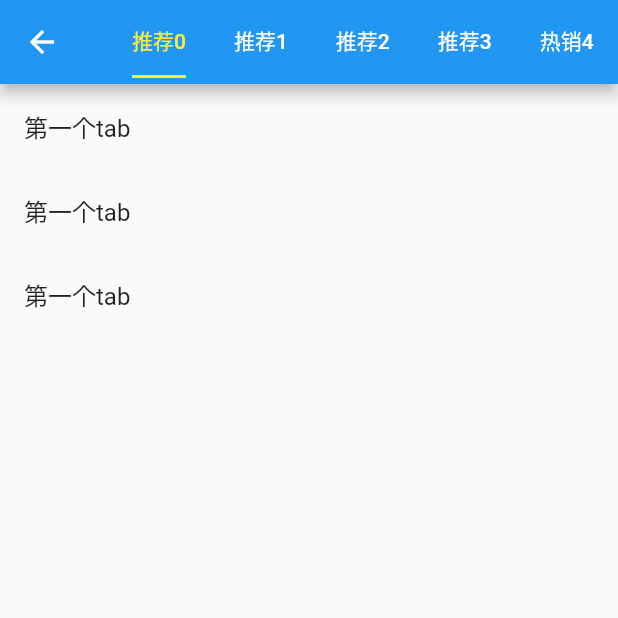
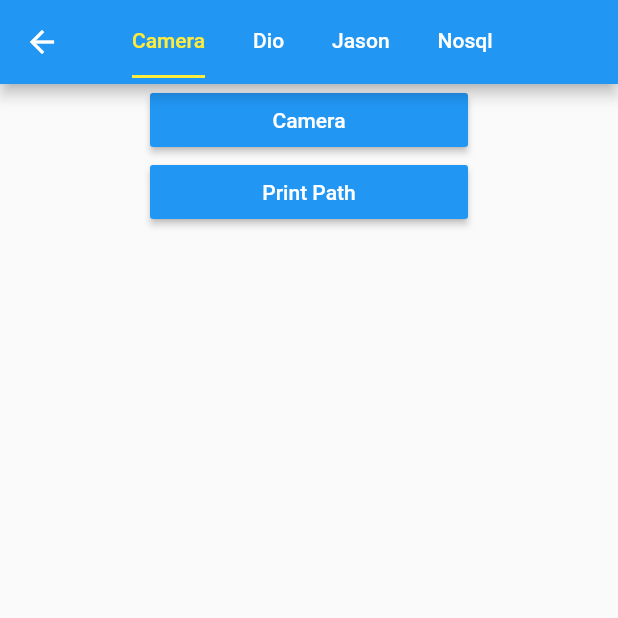
Before and after one commit to EarlyAnt/MyFlutter, a Flutter app: the Plugins screen opened directly, on a phone screen of 412 x 824 dp, the top half of it. Run offline on Flutter 3.47's test engine with Material 2 defaults, Android fonts, the phone set to English and light mode, and no system bars; our stand-ins replace camera, video_player; network calls fail.

Commit message:
1.并入相机拍照录像的一个小例子。

```diff
--- a/myflutter/lib/routes/Routes.dart
+++ b/myflutter/lib/routes/Routes.dart
@@ -28,6 +28,9 @@ import '../widgets/simple/origin/TextField.dart';
 import '../widgets/simple/origin/CheckBox.dart';
 import '../widgets/simple/origin/Radio.dart';
 
+/*----------------    plugins   ----------------*/
+import '../plugins/camera/CameraDemo.dart';
+
 //配置路由
 final routes = {
   '/': (context) => Tabs(),
@@ -53,6 +56,7 @@ final routes = {
   '/heroAnimation': (context) => HeroAnimationDemo(),
   '/physicsCardDrag': (context) => PhysicsCardDragDemo(),
   '/repeatingAnimation': (context) => RepeatingAnimationDemo(),
+  '/camera': (context) => CameraDemo(),
 };
 
 //固定写法
--- a/myflutter/lib/routes/tabs/Plugins.dart
+++ b/myflutter/lib/routes/tabs/Plugins.dart
@@ -1,4 +1,7 @@
+import 'dart:io';
+
 import 'package:flutter/material.dart';
+import 'package:path_provider/path_provider.dart';
 
 class Plugins extends StatefulWidget {
   Plugins({Key key}) : super(key: key);
@@ -10,7 +13,7 @@ class _PluginsState extends State<Plugins> {
   @override
   Widget build(BuildContext context) {
     return DefaultTabController(
-      length: 8,
+      length: 4,
       child: Scaffold(
           appBar: AppBar(
             backgroundColor: Colors.blue,
@@ -25,14 +28,10 @@ class _PluginsState extends State<Plugins> {
                     unselectedLabelColor: Colors.white,
                     indicatorSize: TabBarIndicatorSize.label,
                     tabs: <Widget>[
-                      Tab(text: "推荐0"),
-                      Tab(text: "推荐1"),
-                      Tab(text: "推荐2"),
-                      Tab(text: "推荐3"),
-                      Tab(text: "热销4"),
-                      Tab(text: "推荐5"),
-                      Tab(text: "推荐6"),
-                      Tab(text: "推荐7")
+                      Tab(text: "Camera"),
+                      Tab(text: "Dio"),
+                      Tab(text: "Jason"),
+                      Tab(text: "Nosql"),
                     ],
                   ),
                 )
@@ -42,57 +41,55 @@ class _PluginsState extends State<Plugins> {
           body: TabBarView(
             children: <Widget>[
               ListView(
+                padding: EdgeInsets.fromLTRB(100, 0, 100, 0),
                 children: <Widget>[
-                  ListTile(title: Text("第一个tab")),
-                  ListTile(title: Text("第一个tab")),
-                  ListTile(title: Text("第一个tab"))
+                  this._buildRaiseButton('Camera', '/camera'),
+                  this._buildActionButton('Print Path', () => this._printPath()),
                 ],
               ),
-              ListView(
-                children: <Widget>[
-                  ListTile(title: Text("第二个tab")),
-                  ListTile(title: Text("第二个tab")),
-                  ListTile(title: Text("第二个tab"))
-                ],
-              ),
-              ListView(
-                children: <Widget>[
-                  ListTile(title: Text("第三个tab")),
-                  ListTile(title: Text("第三个tab")),
-                ],
-              ),
-              ListView(
-                children: <Widget>[
-                  ListTile(title: Text("第四个tab")),
-                  ListTile(title: Text("第四个tab"))
-                ],
-              ),
-              ListView(
-                children: <Widget>[
-                  ListTile(title: Text("第五个tab")),
-                  ListTile(title: Text("第五个tab")),
-                ],
-              ),
-              ListView(
-                children: <Widget>[
-                  ListTile(title: Text("第六个tab")),
-                  ListTile(title: Text("第六个tab")),
-                ],
-              ),
-              ListView(
-                children: <Widget>[
-                  ListTile(title: Text("第七个tab")),
-                  ListTile(title: Text("第七个tab"))
-                ],
-              ),
-              ListView(
-                children: <Widget>[
-                  ListTile(title: Text("第八个tab")),
-                  ListTile(title: Text("第八个tab"))
-                ],
-              )
+              Container(alignment: Alignment.center, child: Text('Dio')),
+              Container(alignment: Alignment.center, child: Text('Jason')),
+              Container(alignment: Alignment.center, child: Text('Nosql')),
             ],
           )),
     );
   }
+
+  Widget _buildRaiseButton(String buttonText, String routeName) {
+    return RaisedButton(
+      child: Text(buttonText),
+      color: Colors.blue,
+      textColor: Colors.white,
+      onPressed: () {
+        Navigator.pushNamed(context, routeName);
+      },
+    );
+  }
+
+  Widget _buildActionButton(String buttonText, Function callback) {
+    return RaisedButton(
+      child: Text(buttonText),
+      color: Colors.blue,
+      textColor: Colors.white,
+      onPressed: () {
+        if (callback != null) callback();
+      },
+    );
+  }
+
+  Future<void> _printPath() async {
+    final Directory libraryPath = await getLibraryDirectory();
+    // final Directory downloadPath = await getDownloadsDirectory();
+    // final Directory temporaryPath = await getTemporaryDirectory();
+    // final Directory storagePath = await getExternalStorageDirectory();
+    final Directory supportPath = await getApplicationSupportDirectory();
+    final Directory documentPath = await getApplicationDocumentsDirectory();
+
+    print('1.libraryPath -> ${libraryPath.path}');
+    // print('2.downloadPath -> ${downloadPath.path}');
+    // print('3.temporaryPath -> ${temporaryPath.path}');
+    // print('4.storagePath -> ${storagePath.path}');
+    print('5.supportPath -> ${supportPath.path}');
+    print('6.documentPath -> ${documentPath.path}');
+  }
 }
--- a/myflutter/pubspec.yaml
+++ b/myflutter/pubspec.yaml
@@ -28,6 +28,10 @@ dependencies:
   # The following adds the Cupertino Icons font to your application.
   # Use with the CupertinoIcons class for iOS style icons.
   cupertino_icons: ^0.1.3
+
+  camera: ^0.5.8+2
+  path_provider:
+  video_player:
 
 dev_dependencies:
   flutter_test:
```
Also changed, not shown: myflutter/lib/plugins/camera/CameraDemo.dart (added, +514 -0 lines), myflutter/lib/routes/Tabs.dart (+6 -2 lines), myflutter/pubspec.lock, 7 other files.
